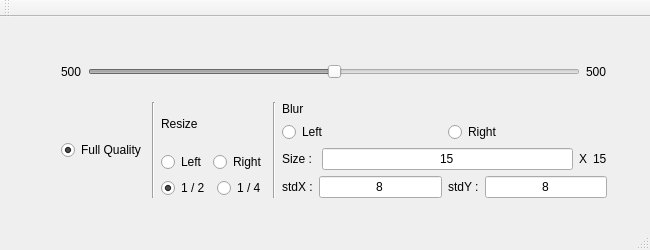
Before: the Qt Designer form ui/mainwindow.ui in mustafatok/idp_server, drawn with Qt 5.
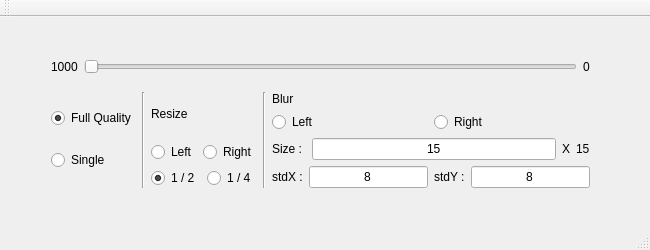
After: the same form once the commit is applied.

Commit message: Updated arv library and implemented single file support

```diff
--- a/ui/mainwindow.ui
+++ b/ui/mainwindow.ui
@@ -23,10 +23,10 @@
    <widget class="QWidget" name="layoutWidget">
     <property name="geometry">
      <rect>
-      <x>50</x>
+      <x>40</x>
       <y>20</y>
-      <width>568</width>
-      <height>172</height>
+      <width>561</width>
+      <height>162</height>
      </rect>
     </property>
     <layout class="QVBoxLayout" name="verticalLayout_3">
@@ -38,7 +38,7 @@
        <item>
         <widget class="QLabel" name="labelLeft">
          <property name="text">
-          <string>500</string>
+          <string>1000</string>
          </property>
         </widget>
        </item>
@@ -48,10 +48,10 @@
           <bool>false</bool>
          </property>
          <property name="minimum">
-          <number>50</number>
+          <number>0</number>
          </property>
          <property name="maximum">
-          <number>950</number>
+          <number>1000</number>
          </property>
          <property name="singleStep">
           <number>50</number>
@@ -60,7 +60,10 @@
           <number>50</number>
          </property>
          <property name="value">
-          <number>500</number>
+          <number>0</number>
+         </property>
+         <property name="sliderPosition">
+          <number>0</number>
          </property>
          <property name="tracking">
           <bool>true</bool>
@@ -76,7 +79,7 @@
        <item>
         <widget class="QLabel" name="labelRight">
          <property name="text">
-          <string>500</string>
+          <string>0</string>
          </property>
         </widget>
        </item>
@@ -85,7 +88,7 @@
      <item>
       <layout class="QHBoxLayout" name="horizontalLayout_10">
        <item>
-        <layout class="QHBoxLayout" name="horizontalLayout_2">
+        <layout class="QVBoxLayout" name="verticalLayout_4">
          <item>
           <widget class="QRadioButton" name="radioButtonFull">
            <property name="toolTip">
@@ -102,6 +105,22 @@
            </attribute>
           </widget>
          </item>
+         <item>
+          <widget class="QRadioButton" name="radioButtonSingle">
+           <property name="toolTip">
+            <string>6</string>
+           </property>
+           <property name="text">
+            <string>Single</string>
+           </property>
+           <property name="checked">
+            <bool>false</bool>
+           </property>
+           <attribute name="buttonGroup">
+            <string notr="true">modeButtonGroup</string>
+           </attribute>
+          </widget>
+         </item>
         </layout>
        </item>
        <item>
```
Left out of the diff: 20 changed lines with no effect on the pictures. The commit also changes 13 other files.
